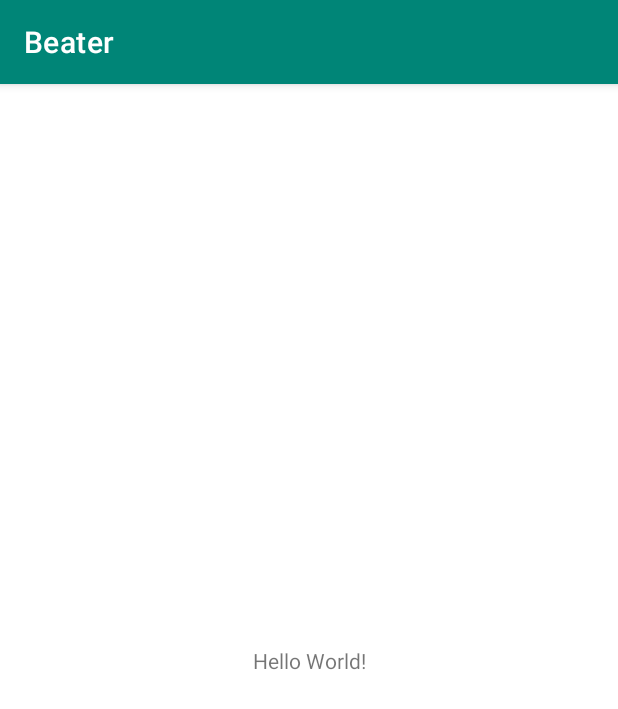
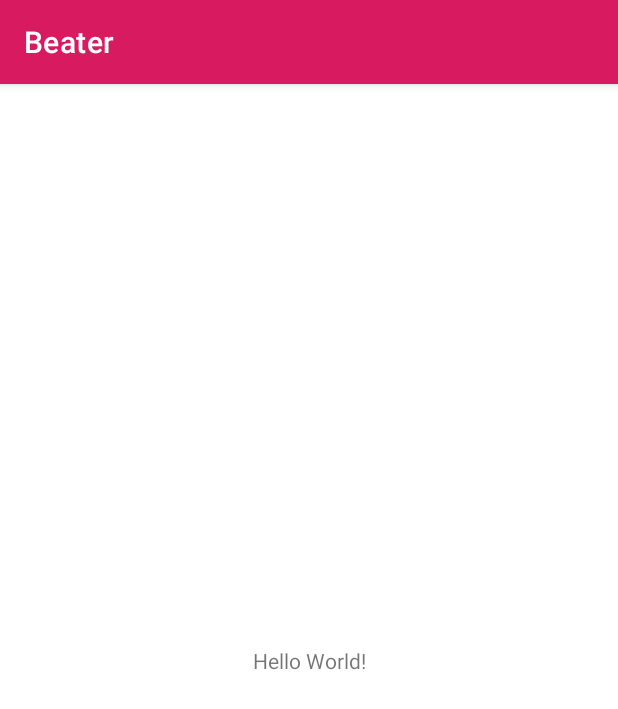
Before and after one commit to lem0n4de/Beater, an Android app: the screen it shows after launch (MainActivity), on a phone screen of 412 x 824 dp. Shown: the top 709 px of the screen. Run offline under Robolectric (Android 15) with nearby library versions, the phone set to English and light mode, and no system bars.

```diff
--- a/app/src/main/java/com/lem0n/beater/MainActivity.kt
+++ b/app/src/main/java/com/lem0n/beater/MainActivity.kt
@@ -1,12 +1,25 @@
 package com.lem0n.beater
 
 import android.os.Bundle
+import android.util.Log
 import androidx.appcompat.app.AppCompatActivity
+import com.google.android.material.dialog.MaterialAlertDialogBuilder
 
 class MainActivity : AppCompatActivity() {
+    private val logTag = "MainActivity"
 
     override fun onCreate(savedInstanceState: Bundle?) {
+        Log.d(logTag, "onCreate")
         super.onCreate(savedInstanceState)
         setContentView(R.layout.activity_main)
+
+        Log.d(logTag, "Building/showing material alert dialog.")
+        MaterialAlertDialogBuilder(this)
+            .setTitle(R.string.starting_dialog_title)
+            .setMessage(R.string.starting_dialog_text)
+            .setPositiveButton(R.string.role_client, null)
+            .setNegativeButton(R.string.role_server, null)
+            .show()
+        Log.d(logTag, "Showed dialog. Ending onCreate.")
     }
 }
--- a/app/src/main/res/values/colors.xml
+++ b/app/src/main/res/values/colors.xml
@@ -1,6 +1,6 @@
 <?xml version="1.0" encoding="utf-8"?>
 <resources>
-    <color name="colorPrimary">#008577</color>
-    <color name="colorPrimaryDark">#00574B</color>
-    <color name="colorAccent">#D81B60</color>
+    <color name="colorPrimary">#D81B60</color>
+    <color name="colorPrimaryDark">#AD1457</color>
+    <color name="colorAccent">#008577</color>
 </resources>
--- a/buildSrc/src/main/kotlin/Libs.kt
+++ b/buildSrc/src/main/kotlin/Libs.kt
@@ -6,7 +6,7 @@ object Libs {
     }
 
     object Material {
-        private const val version = "1.0.0"
+        private const val version = "1.1.0-alpha04"
 
         const val components = "com.google.android.material:material:$version"
     }
```
